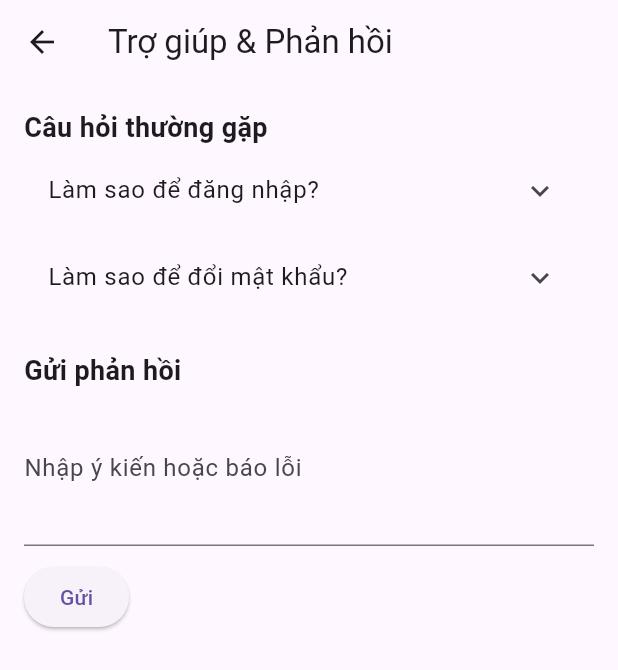
After one commit to thinhngoo/AI_chat_bot, a Flutter app: the HelpFeedbackPage screen opened directly, on a phone screen of 412 x 824 dp. The commit adds this screen. Shown: the top 670 px of the screen. Run offline on Flutter 3.47's test engine with Material 3 defaults, Android fonts, the phone set to English and light mode, and no system bars; our stand-ins replace logger, shared_preferences; accounts and stored records are empty.

Commit message:
Update thêm phần account management, help & feedback, logout

```diff
--- /dev/null
+++ b/lib/screens/help_feedback_page.dart
@@ -0,0 +1,53 @@
+import 'package:flutter/material.dart';
+
+class HelpFeedbackPage extends StatefulWidget {
+  const HelpFeedbackPage({super.key});
+
+  @override
+  _HelpFeedbackPageState createState() => _HelpFeedbackPageState();
+}
+
+class _HelpFeedbackPageState extends State<HelpFeedbackPage> {
+  final _feedbackController = TextEditingController();
+
+  @override
+  Widget build(BuildContext context) {
+    return Scaffold(
+      appBar: AppBar(title: const Text('Trợ giúp & Phản hồi')),
+      body: Padding(
+        padding: const EdgeInsets.all(16.0),
+        child: Column(
+          crossAxisAlignment: CrossAxisAlignment.start,
+          children: [
+            const Text('Câu hỏi thường gặp', style: TextStyle(fontSize: 18, fontWeight: FontWeight.bold)),
+            ExpansionTile(
+              title: const Text('Làm sao để đăng nhập?'),
+              children: const [Text('Sử dụng email và mật khẩu đã đăng ký.')],
+            ),
+            ExpansionTile(
+              title: const Text('Làm sao để đổi mật khẩu?'),
+              children: const [Text('Vào phần quản lý tài khoản để đổi.')],
+            ),
+            const SizedBox(height: 20),
+            const Text('Gửi phản hồi', style: TextStyle(fontSize: 18, fontWeight: FontWeight.bold)),
+            TextField(
+              controller: _feedbackController,
+              decoration: const InputDecoration(labelText: 'Nhập ý kiến hoặc báo lỗi'),
+              maxLines: 3,
+            ),
+            const SizedBox(height: 10),
+            ElevatedButton(
+              onPressed: () {
+                // Logic gửi phản hồi
+                ScaffoldMessenger.of(context).showSnackBar(
+                  const SnackBar(content: Text('Phản hồi đã được gửi')),
+                );
+              },
+              child: const Text('Gửi'),
+            ),
+          ],
+        ),
+      ),
+    );
+  }
+}
```
Also changed, not shown: lib/screens/account_management_page.dart (added, +47 -0 lines), lib/screens/home_page.dart (+17 -3 lines).
